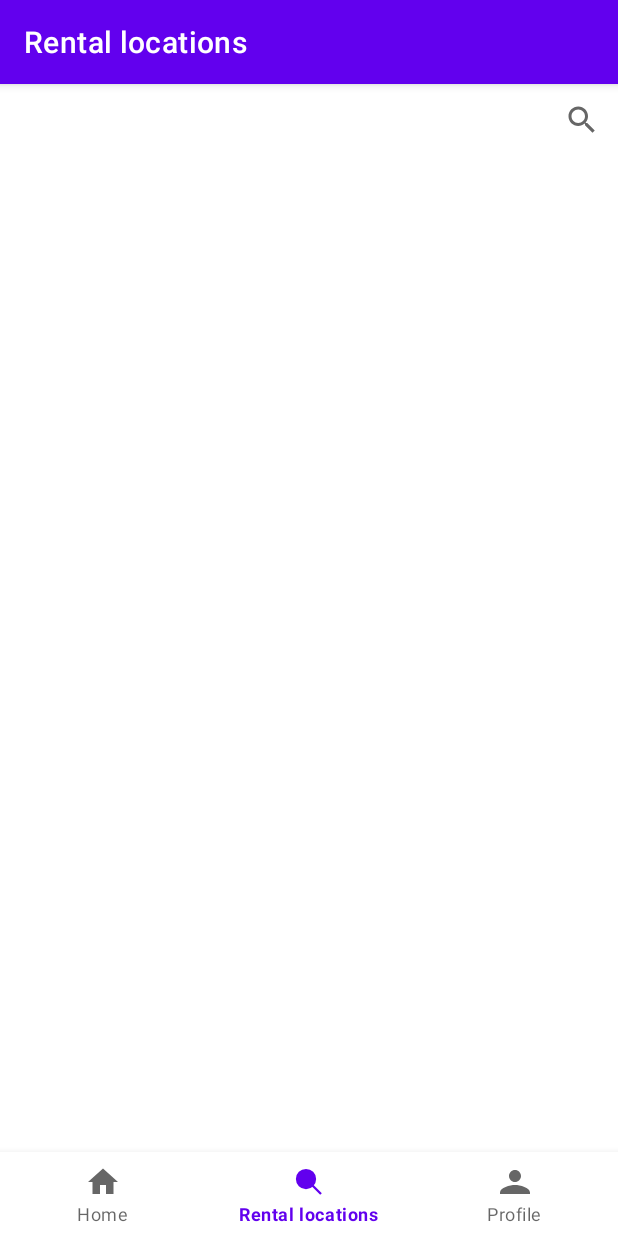
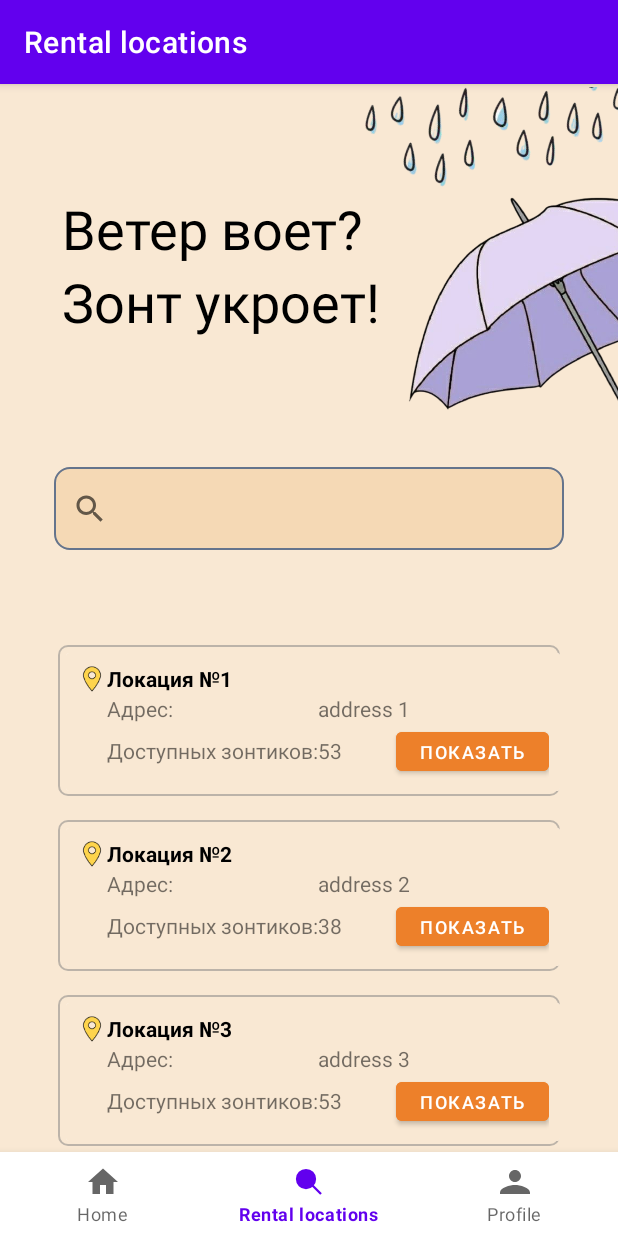
Before and after one commit to shnikita-cr/TakeAnUmbrella, an Android app: the RentalLocationsFragment screen opened through its navigation route, on a phone screen of 412 x 824 dp. Run offline under Robolectric (Android 15) with nearby library versions, the phone set to English and light mode, and no system bars; our stand-ins replace navigation-ui.

Commit message:
add rental location screen design
Squashed commit of the following:
commit 497a7a2597a53a932fd1d825a614741e91176198
Author: Nikita <professornikson@gmail.com>
Date:   Thu May 15 01:15:51 2025 +0300

    change: rename imageid, fix gradity name

commit 39ecc6fa0f081f36cd24d25e4fc6dbfe86b532bb
Author: Nikita <professornikson@gmail.com>
Date:   Thu May 15 01:10:45 2025 +0300

    add: translate string resources & insert in UI; demo code for page

commit bff899928e73016a2b39ee2ad1e226039b286f62
Author: Nikita <professornikson@gmail.com>
Date:   Thu May 15 00:05:12 2025 +0300

    change: enable code for rental locations & 3 items example

commit a52127b979077516e5d4f9fd67653213c30a1e26
Author: Nikita <professornikson@gmail.com>
Date:   Thu May 15 00:04:40 2025 +0300

    add: upper text & images

commit 76bd970eb798f6f997f7dd8863edeaf5dd6c96ed
Author: Nikita <professornikson@gmail.com>
Date:   Thu May 15 00:04:22 2025 +0300

    change: design item names to match code

commit c7bd11e6e0d8f5e8447307de5c88a706fd2b170e
Author: Nikita <professornikson@gmail.com>
Date:   Wed May 14 23:31:40 2025 +0300

    update: base design version (rental locations)

```diff
--- a/app/src/main/java/com/example/takeanumbrella/ui/rentallocations/RentalLocationsFragment.java
+++ b/app/src/main/java/com/example/takeanumbrella/ui/rentallocations/RentalLocationsFragment.java
@@ -6,7 +6,7 @@ import android.view.LayoutInflater;
 import android.view.View;
 import android.view.ViewGroup;
 import android.widget.ListView;
-import android.widget.SearchView;
+import androidx.appcompat.widget.SearchView;
 
 import androidx.annotation.NonNull;
 import androidx.fragment.app.Fragment;
@@ -22,6 +22,7 @@ public class RentalLocationsFragment extends Fragment {
 
     private FragmentRentalLocationsBinding binding;
     private ArrayList<RentalLocation> rentalLocations;
+
     private SearchView searchView;
 
     public View onCreateView(@NonNull LayoutInflater inflater,
@@ -31,6 +32,7 @@ public class RentalLocationsFragment extends Fragment {
         ListView rentalLocationList = binding.rentalLocationList;
         searchView = binding.searchView;
         searchView.clearFocus();
+        loadRentalLocations(""); // for demonstration
         rentalLocations = new ArrayList<>();
 
         searchView.setOnQueryTextListener(new SearchView.OnQueryTextListener() {
@@ -47,7 +49,7 @@ public class RentalLocationsFragment extends Fragment {
         });
 
 
-        RentalLocationsAdapter adapter = new RentalLocationsAdapter(getContext(), R.layout.fragment_umbrellas_places_item, rentalLocations);
+        RentalLocationsAdapter adapter = new RentalLocationsAdapter(getContext(), R.layout.fragment_rental_locations_item, rentalLocations);
         rentalLocationList.setAdapter(adapter);
 
         return root;
--- a/app/src/main/java/com/example/takeanumbrella/ui/rentallocations/RentalLocationsViewModel.java
+++ b/app/src/main/java/com/example/takeanumbrella/ui/rentallocations/RentalLocationsViewModel.java
@@ -5,8 +5,10 @@ import android.util.Log;
 import androidx.lifecycle.MutableLiveData;
 import androidx.lifecycle.ViewModel;
 
+import com.example.takeanumbrella.data.RentalLocation.Coordinates;
 import com.example.takeanumbrella.data.RentalLocation.RentalLocation;
 import com.example.takeanumbrella.data.RentalLocation.RentalLocationController;
+import com.example.takeanumbrella.data.RentalLocation.RentalLocationStatus;
 
 import java.util.ArrayList;
 import java.util.Collections;
@@ -48,7 +50,13 @@ public class RentalLocationsViewModel extends ViewModel {
     }
 
     public MutableLiveData<List<RentalLocation>> getRentalLocations(String searchQuery) {
-        loadRentalLocations(searchQuery);
+//        loadRentalLocations(searchQuery); // for demonstration disabled
+        rentalLocations = new MutableLiveData<>(List.of( // for demonstration
+                new RentalLocation("address 1", new Coordinates(0, 0), RentalLocationStatus.OPEN, 53L),
+                new RentalLocation("address 2", new Coordinates(0, 0), RentalLocationStatus.OPEN, 38L),
+                new RentalLocation("address 3", new Coordinates(0, 0), RentalLocationStatus.OPEN, 53L)
+        ));
+
         return rentalLocations;
     }
 
--- /dev/null
+++ b/app/src/main/res/drawable/frame_stroke_bg.xml
@@ -0,0 +1,9 @@
+<?xml version="1.0" encoding="utf-8"?>
+<shape xmlns:android="http://schemas.android.com/apk/res/android"
+    android:shape="rectangle">
+    <solid android:color="#F9E8D3" />
+    <stroke
+        android:width="1dp"
+        android:color="#80808080" />
+    <corners android:radius="6dp" />
+</shape>
--- /dev/null
+++ b/app/src/main/res/drawable/search_bg.xml
@@ -0,0 +1,5 @@
+<shape xmlns:android="http://schemas.android.com/apk/res/android">
+    <corners android:radius="10dp"/>
+    <solid android:color="#F5D9B5"/>
+    <stroke android:width="1dp" android:color="#65748c" />
+</shape>
--- a/app/src/main/res/layout/fragment_rental_locations.xml
+++ b/app/src/main/res/layout/fragment_rental_locations.xml
@@ -4,26 +4,107 @@
     xmlns:tools="http://schemas.android.com/tools"
     android:layout_width="match_parent"
     android:layout_height="match_parent"
+    android:background="#F9E8D3"
     tools:context=".ui.rentallocations.RentalLocationsFragment">
 
     <LinearLayout
-        android:layout_width="match_parent"
-        android:layout_height="match_parent"
-        android:orientation="vertical">
+        android:id="@+id/linearLayout"
+        android:layout_width="0dp"
+        android:layout_height="wrap_content"
 
-        <SearchView
+        android:orientation="vertical"
+        app:layout_constraintEnd_toEndOf="parent"
+
+        app:layout_constraintTop_toTopOf="parent"
+        app:layout_constraintWidth_percent="0.90">
+
+        <FrameLayout
+            android:layout_width="wrap_content"
+            android:layout_height="wrap_content"
+            android:layout_marginTop="2dp">
+
+            <ImageView
+                android:id="@+id/rainImage"
+                android:layout_width="200dp"
+                android:layout_height="110dp"
+                android:layout_marginStart="195dp"
+                android:layout_marginTop="-30dp"
+                android:scaleType="centerInside"
+                android:src="@drawable/rain_rental_locations" />
+
+            <ImageView
+                android:id="@+id/umbrellaImage"
+                android:layout_width="300dp"
+                android:layout_height="300dp"
+                android:layout_marginStart="190dp"
+                android:layout_marginTop="20dp"
+                android:scaleType="centerInside"
+                android:src="@drawable/umbrella_rental_locations" />
+
+            <LinearLayout
+                android:layout_width="match_parent"
+                android:layout_height="wrap_content"
+                android:layout_marginTop="70dp"
+                android:orientation="vertical">
+
+                <TextView
+                    android:id="@+id/textView1"
+                    android:layout_width="wrap_content"
+                    android:layout_height="wrap_content"
+                    android:text="@string/wind_blows"
+                    android:textColor="#000000"
+                    android:textSize="36sp" />
+
+                <TextView
+                    android:id="@+id/textView2"
+                    android:layout_width="wrap_content"
+                    android:layout_height="wrap_content"
+                    android:text="@string/umbrella_covers"
+                    android:textColor="#000000"
+                    android:textSize="36sp" />
+            </LinearLayout>
+        </FrameLayout>
+    </LinearLayout>
+
+
+    <LinearLayout
+        android:id="@+id/linearLayout2"
+        android:layout_width="0dp"
+        android:layout_height="wrap_content"
+
+        android:layout_marginTop="250dp"
+        android:orientation="vertical"
+        app:layout_constraintLeft_toLeftOf="parent"
+        app:layout_constraintRight_toRightOf="parent"
+
+        app:layout_constraintTop_toTopOf="parent"
+        app:layout_constraintWidth_percent="0.85">
+
+        <androidx.appcompat.widget.SearchView
             android:id="@+id/searchView"
             android:layout_width="match_parent"
+            android:layout_margin="5dp"
+            android:layout_height="55dp"
+            android:background="@drawable/search_bg"
+            app:queryHint="@string/search_hint" />
+
+        <Space
+            android:layout_width="wrap_content"
+            android:layout_height="50dp" />
+
+        <LinearLayout
+            android:layout_width="wrap_content"
             android:layout_height="wrap_content"
-            android:inputType="text"
-            android:labelFor="@id/rentalLocationList"
-            android:layoutDirection="rtl"
-            android:queryHint="@string/search_hint" />
+            android:orientation="vertical">
 
-        <ListView
-            android:id="@+id/rentalLocationList"
-            android:layout_width="match_parent"
-            android:layout_height="match_parent" />
+            <ListView
+                android:id="@+id/rentalLocationList"
+                android:layout_width="wrap_content"
+                android:layout_height="wrap_content"
+                android:divider="#00000000"
+                android:dividerHeight="16dp"
+                android:padding="8dp"/>
+        </LinearLayout>
     </LinearLayout>
 
 </androidx.constraintlayout.widget.ConstraintLayout>
--- /dev/null
+++ b/app/src/main/res/layout/fragment_rental_locations_item.xml
@@ -0,0 +1,132 @@
+<?xml version="1.0" encoding="utf-8"?>
+<FrameLayout xmlns:android="http://schemas.android.com/apk/res/android"
+    xmlns:app="http://schemas.android.com/apk/res-auto"
+    xmlns:tools="http://schemas.android.com/tools"
+    android:layout_width="wrap_content"
+    android:layout_height="wrap_content"
+    android:layout_margin="5dp"
+    android:background="@drawable/frame_stroke_bg"
+    android:orientation="vertical">
+
+    <androidx.cardview.widget.CardView
+        android:layout_width="match_parent"
+        android:layout_height="wrap_content"
+
+        android:layout_marginLeft="5dp"
+        android:layout_marginTop="5dp"
+        android:layout_marginBottom="3dp"
+        app:cardElevation="0dp">
+
+        <TableLayout
+            android:layout_width="match_parent"
+            android:layout_height="match_parent"
+            android:background="#F9E8D3"
+            android:padding="7dp">
+
+            <TableRow
+                android:layout_width="match_parent"
+                android:layout_height="match_parent">
+
+                <ImageView
+                    android:id="@+id/locationIcon"
+                    android:layout_width="20dp"
+                    android:layout_height="20dp"
+                    android:layout_gravity="start"
+                    android:adjustViewBounds="true"
+                    android:scaleType="fitCenter"
+                    app:layout_constraintDimensionRatio="1:1"
+                    app:srcCompat="@drawable/location_icon" />
+
+                <TableLayout
+                    android:layout_width="match_parent"
+                    android:layout_height="match_parent">
+
+                    <TableRow
+                        android:layout_width="match_parent"
+                        android:layout_height="match_parent">
+
+                        <TextView
+                            android:id="@+id/textView"
+                            android:layout_width="wrap_content"
+                            android:layout_height="wrap_content"
+                            android:text="@string/rentalLocationListNumber"
+                            android:textColor="#000000"
+                            android:textStyle="bold"
+                            tools:text="rentalLocationListNumber" />
+
+                        <TextView
+                            android:id="@+id/rentalLocationListNumberValue"
+                            android:layout_width="wrap_content"
+                            android:layout_height="wrap_content"
+                            android:text="@string/rentalLocationListNumberValue"
+                            android:textColor="#000000"
+                            android:textStyle="bold"
+                            tools:text="rentalLocationListNumberValue" />
+                    </TableRow>
+                </TableLayout>
+
+            </TableRow>
+
+            <TableRow
+                android:layout_width="match_parent"
+                android:layout_height="match_parent">
+
+                <Space
+                    android:layout_width="wrap_content"
+                    android:layout_height="wrap_content" />
+
+                <TextView
+                    android:id="@+id/rentalPlaceAddress"
+                    android:layout_width="wrap_content"
+                    android:layout_height="wrap_content"
+                    android:text="@string/rentalPlaceAddress"
+                    tools:text="@string/rentalPlaceAddress" />
+
+                <TextView
+                    android:id="@+id/rentalPlaceAddressValue"
+                    android:layout_width="match_parent"
+                    android:layout_height="wrap_content"
+                    android:minWidth="110dp"
+                    android:text="@string/rentalPlaceAddressValue"
+                    tools:text="@string/rentalPlaceAddressValue" />
+
+            </TableRow>
+
+            <TableRow
+                android:layout_width="match_parent"
+                android:layout_height="match_parent">
+
+                <Space
+                    android:layout_width="wrap_content"
+                    android:layout_height="wrap_content" />
+
+                <TextView
+                    android:id="@+id/vacantUmbrellasCount"
+                    android:layout_width="wrap_content"
+                    android:layout_height="wrap_content"
+                    android:minWidth="110dp"
+                    android:text="@string/vacantUmbrellasCount"
+                    tools:text="@string/vacantUmbrellasCount" />
+
+                <TextView
+                    android:id="@+id/vacantUmbrellasCountValue"
+                    android:layout_width="wrap_content"
+                    android:layout_height="wrap_content"
+                    android:layout_weight="1"
+                    tools:text="0" />
+
+                <Button
+                    android:id="@+id/showButton"
+                    android:layout_width="wrap_content"
+                    android:layout_height="38dp"
+                    android:backgroundTint="#ED802A"
+                    android:textSize="12sp"
+                    android:text="@string/goToLocation"
+                    tools:text="@string/goToLocation" />
+
+            </TableRow>
+
+        </TableLayout>
+    </androidx.cardview.widget.CardView>
+
+</FrameLayout>
--- a/app/src/main/res/layout/fragment_umbrellas_places_item.xml
+++ /dev/null
@@ -1,103 +0,0 @@
-<?xml version="1.0" encoding="utf-8"?>
-<FrameLayout xmlns:android="http://schemas.android.com/apk/res/android"
-    xmlns:app="http://schemas.android.com/apk/res-auto"
-    xmlns:tools="http://schemas.android.com/tools"
-    android:layout_width="match_parent"
-    android:layout_height="match_parent"
-    android:orientation="vertical">
-
-    <LinearLayout
-        android:layout_width="match_parent"
-        android:layout_height="wrap_content"
-        android:orientation="horizontal">
-
-        <TableLayout
-            android:layout_width="match_parent"
-            android:layout_height="wrap_content"
-            android:baselineAligned="false">
-
-            <TableRow
-                android:layout_width="match_parent"
-                android:layout_height="match_parent">
-
-                <TextView
-                    android:id="@+id/rentalLocationListNumber"
-                    android:layout_width="wrap_content"
-                    android:layout_height="wrap_content"
-                    android:text="@string/rentalLocationListNumber"
-                    android:textAppearance="@style/TextAppearance.AppCompat.Large" />
-
-                <TextView
-                    android:id="@+id/rentalLocationListNumberValue"
-                    android:layout_width="match_parent"
-                    android:layout_height="wrap_content"
-                    android:textAppearance="@style/TextAppearance.AppCompat.Large"
-                    android:tooltipText="@string/rentalLocationListNumberValue"
-                    tools:text="@string/rentalLocationListNumberValue" />
-            </TableRow>
-
-            <TableRow
-                android:layout_width="wrap_content"
-                android:layout_height="wrap_content">
-
-                <TextView
-                    android:id="@+id/rentalPlaceAddress"
-                    android:layout_width="wrap_content"
-                    android:layout_height="wrap_content"
-                    android:text="@string/rentalPlaceAddress"
-                    tools:text="@string/rentalPlaceAddress" />
-
-                <TextView
-                    android:id="@+id/rentalPlaceAddressValue"
-                    android:layout_width="wrap_content"
-                    android:layout_height="wrap_content"
-                    android:ellipsize="end"
-                    android:maxLines="3"
-                    android:scrollHorizontally="false"
-                    android:singleLine="false"
-                    tools:text="@string/rentalPlaceAddressValue" />
-
-            </TableRow>
-
-            <TableRow
-                android:layout_width="match_parent"
-                android:layout_height="match_parent">
-
-                <TextView
-                    android:id="@+id/vacantUmbrellasCount"
-                    android:layout_width="wrap_content"
-                    android:layout_height="wrap_content"
-                    android:text="@string/vacantUmbrellasCount" />
-
-                <TextView
-                    android:id="@+id/vacantUmbrellasCountValue"
-                    android:layout_width="match_parent"
-                    android:layout_height="wrap_content"
-                    android:textAlignment="viewStart"
-                    tools:text="@string/vacantUmbrellasCountValue" />
-
-            </TableRow>
-
-            <TableRow
-                android:layout_width="match_parent"
-                android:layout_height="match_parent">
-
-                <Button
-                    android:id="@+id/observeLocationButton"
-                    android:layout_width="match_parent"
-                    android:layout_height="wrap_content"
-                    android:insetTop="10dp"
-                    android:insetBottom="10dp"
-                    android:text="@string/goToLocation" />
-
-                <Space
-                    android:layout_width="wrap_content"
-                    android:layout_height="wrap_content"
-                    android:layout_weight="1" />
-
-            </TableRow>
-
-        </TableLayout>
-
-    </LinearLayout>
-</FrameLayout>
--- a/app/src/main/res/values/strings.xml
+++ b/app/src/main/res/values/strings.xml
@@ -6,18 +6,21 @@
 
     <!-- Strings related to Rental Locations -->
     <string name="title_rental_locations">Rental locations</string>
-    <string name="search_hint">Начните ввод адреса</string>
+    <string name="search_hint">Поиск…</string>
 
-    <string name="rentalPlaceAddress">Location address: </string>
+    <string name="rentalPlaceAddress">Адрес: </string>
     <string name="rentalPlaceAddressValue">Васильевский остров, Средний проспект, 5</string>
 
-    <string name="vacantUmbrellasCount">Vacant umbrellas: </string>
+    <string name="vacantUmbrellasCount">Доступных зонтиков: </string>
     <string name="vacantUmbrellasCountValue">154</string>
 
-    <string name="rentalLocationListNumber">Location #: </string>
+    <string name="rentalLocationListNumber">Локация №</string>
     <string name="rentalLocationListNumberValue">344</string>
 
-    <string name="goToLocation">Go to Location</string>
+    <string name="goToLocation">Показать</string>
+
+    <string name="wind_blows">Ветер воет?</string>
+    <string name="umbrella_covers">Зонт укроет!</string>
 
     <!-- Strings related to Profile -->
     <string name="title_profile">Profile</string>
@@ -63,6 +66,4 @@
     <string name="invalid_passwordRepeat">"Пароли не совпадают"</string>
     <string name="welcome_register">"Добро пожаловать"</string>
     <string name="registration_failed">Регистрация неудачна</string>
-
-
 </resources>
```
Also changed, not shown: app/src/main/res/drawable/location_icon.png (added), app/src/main/res/drawable/rain_rental_locations.png (added), app/src/main/res/drawable/umbrella_rental_locations.png (added).
